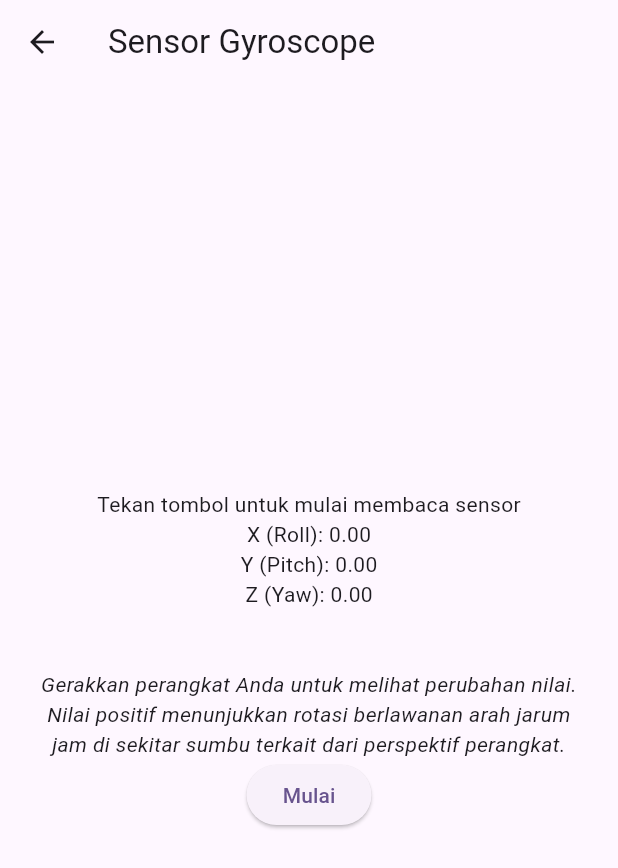
After one commit to mohammadzarkasi/mobpro-flutter, a Flutter app: the SensorHomeScreen screen opened directly, after a tap on "Gyroscope", on a phone screen of 412 x 824 dp. The commit adds this screen. Shown: the top 868 px of the screen. Run offline on Flutter 3.47's test engine with Material 3 defaults, Android fonts, the phone set to English and light mode, and no system bars; our stand-ins replace camera, flutter_map, geolocator, latlong2, sensors_plus.

Commit message:
membaca accelerometer dan gyroscope

```diff
--- /dev/null
+++ b/2025/lib/sensor/sensor_gyroscope_screen.dart
@@ -0,0 +1,80 @@
+import 'dart:async';
+
+import 'package:flutter/material.dart';
+import 'package:sensors_plus/sensors_plus.dart';
+
+class SensorGyroscopeScreen extends StatefulWidget {
+  const SensorGyroscopeScreen({super.key});
+
+  @override
+  State<SensorGyroscopeScreen> createState() => _SensorGyroscopeScreenState();
+}
+
+class _SensorGyroscopeScreenState extends State<SensorGyroscopeScreen> {
+  StreamSubscription? _subGyro;
+  double _gyroX = 0;
+  double _gyroY = 0;
+  double _gyroZ = 0;
+
+  bool _isListening = false;
+
+  @override
+  void initState() {
+    super.initState();
+  }
+
+  @override
+  void dispose() {
+    _subGyro?.cancel();
+    super.dispose();
+  }
+
+  void _bacaSensor() {
+    _subGyro = gyroscopeEventStream(samplingPeriod: Duration(milliseconds: 500))
+        .listen((GyroscopeEvent event) {
+          print("Gyroscope: x=${event.x}, y=${event.y}, z=${event.z}");
+          setState(() {
+            _gyroX = event.x;
+            _gyroY = event.y;
+            _gyroZ = event.z;
+          });
+        });
+  }
+
+  @override
+  Widget build(BuildContext context) {
+    return Scaffold(
+      appBar: AppBar(title: const Text("Sensor Gyroscope")),
+      body: Center(
+        child: Column(
+          mainAxisAlignment: MainAxisAlignment.center,
+          children: [
+            if (_isListening == false)
+              const Text("Tekan tombol untuk mulai membaca sensor"),
+
+            Text('X (Roll): ${_gyroX.toStringAsFixed(2)}'),
+            Text('Y (Pitch): ${_gyroY.toStringAsFixed(2)}'),
+            Text('Z (Yaw): ${_gyroZ.toStringAsFixed(2)}'),
+            const SizedBox(height: 40),
+            const Padding(
+              padding: EdgeInsets.symmetric(horizontal: 20.0),
+              child: Text(
+                'Gerakkan perangkat Anda untuk melihat perubahan nilai. '
+                'Nilai positif menunjukkan rotasi berlawanan arah jarum jam '
+                'di sekitar sumbu terkait dari perspektif perangkat.',
+                textAlign: TextAlign.center,
+                style: TextStyle(fontSize: 14, fontStyle: FontStyle.italic),
+              ),
+            ),
+            ElevatedButton(
+              onPressed: () {
+                _bacaSensor();
+              },
+              child: const Text("Mulai"),
+            ),
+          ],
+        ),
+      ),
+    );
+  }
+}
--- a/2025/lib/sensor/sensor_home_screen.dart
+++ b/2025/lib/sensor/sensor_home_screen.dart
@@ -1,5 +1,6 @@
 import 'package:flutter/material.dart';
 import 'package:pbm2025/sensor/sensor_accelerometer_screen.dart';
+import 'package:pbm2025/sensor/sensor_gyroscope_screen.dart';
 
 class SensorHomeScreen extends StatelessWidget {
   const SensorHomeScreen({super.key});
@@ -12,7 +13,8 @@ class SensorHomeScreen extends StatelessWidget {
         child: Column(
           children: [
             // const Text("Accelerometer"),
-            ElevatedButton(onPressed: (){
+            ElevatedButton(
+              onPressed: () {
                 Navigator.of(context).push(
                   MaterialPageRoute(
                     builder: (_) {
@@ -20,7 +22,21 @@ class SensorHomeScreen extends StatelessWidget {
                     },
                   ),
                 );
-            }, child: Text('Accelerometer')),
+              },
+              child: Text('Accelerometer'),
+            ),
+            ElevatedButton(
+              onPressed: () {
+                Navigator.of(context).push(
+                  MaterialPageRoute(
+                    builder: (_) {
+                      return SensorGyroscopeScreen();
+                    },
+                  ),
+                );
+              },
+              child: Text('Gyroscope'),
+            ),
           ],
         ),
       ),
```
Also changed, not shown: 2025/lib/sensor/sensor_accelerometer_screen.dart (+60 -3 lines). Lines whose indentation alone changed are shown as unchanged.
